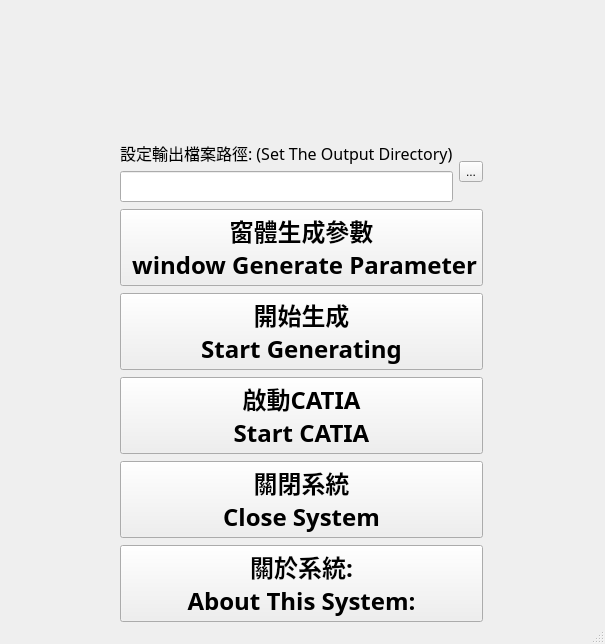
The window that untitled.ui (edupc/AL_window) describes before a commit, drawn with Qt 5.
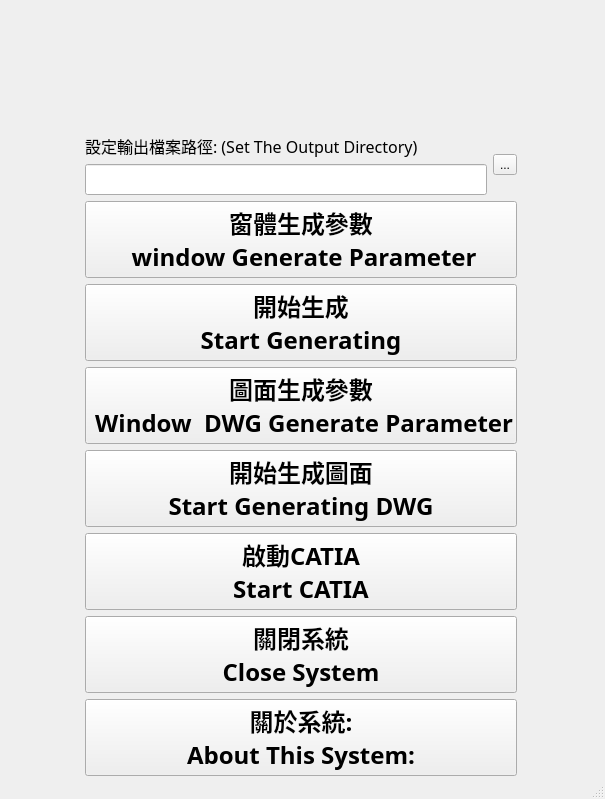
The same window after the commit. Icons and pictures are not drawn.

Commit message: 1/18換硬碟

The edit to the form file:
```diff
--- a/untitled.ui
+++ b/untitled.ui
@@ -7,7 +7,7 @@
     <x>0</x>
     <y>0</y>
     <width>605</width>
-    <height>644</height>
+    <height>799</height>
    </rect>
   </property>
   <property name="windowTitle">
@@ -20,7 +20,7 @@
       <x>0</x>
       <y>0</y>
       <width>602</width>
-      <height>624</height>
+      <height>776</height>
      </rect>
     </property>
     <layout class="QGridLayout" name="gridLayout">
@@ -61,6 +61,41 @@
          </property>
         </widget>
        </item>
+       <item>
+        <widget class="QPushButton" name="pushButton_setup_dwg">
+         <property name="font">
+          <font>
+           <family>微軟正黑體</family>
+           <pointsize>18</pointsize>
+           <weight>75</weight>
+           <bold>true</bold>
+          </font>
+         </property>
+         <property name="cursor">
+          <cursorShape>ArrowCursor</cursorShape>
+         </property>
+         <property name="text">
+          <string>圖面生成參數
+ Window  DWG Generate Parameter</string>
+         </property>
+        </widget>
+       </item>
+       <item>
+        <widget class="QPushButton" name="pushButton_start_dwg">
+         <property name="font">
+          <font>
+           <family>微軟正黑體</family>
+           <pointsize>18</pointsize>
+           <weight>75</weight>
+           <bold>true</bold>
+          </font>
+         </property>
+         <property name="text">
+          <string>開始生成圖面
+Start Generating DWG</string>
+         </property>
+        </widget>
+       </item>
        <item>
         <widget class="QPushButton" name="pushButton_catiastart">
          <property name="font">
```
Left out of the diff: 1 changed line with no effect on the pictures. The commit also changes 2 other files.
